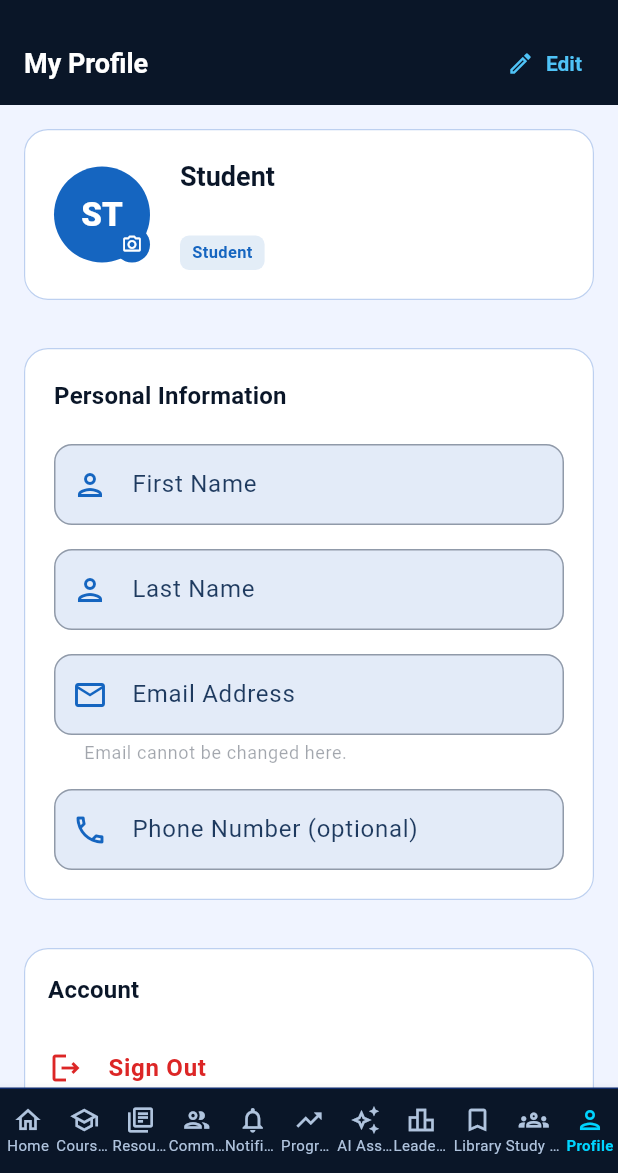
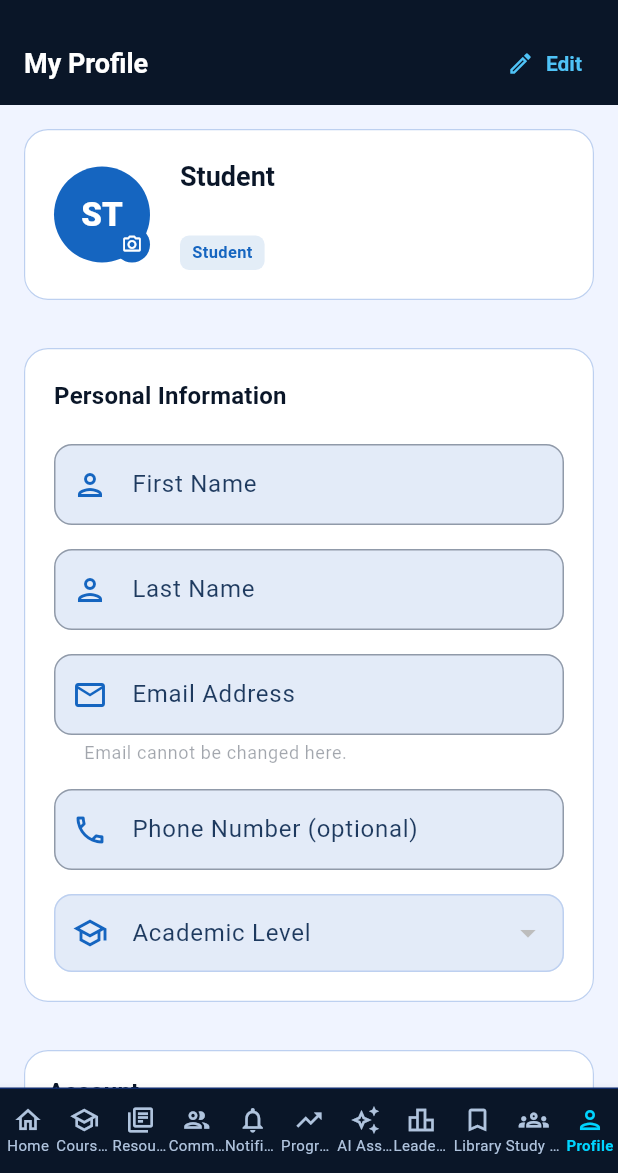
Before and after one commit to TheHalalHunter/CampusCore, a Flutter app: the ProfileScreen screen opened by its route, on a phone screen of 412 x 824 dp, the part 63-1236 px from its top. Run offline on Flutter 3.47's test engine with Material 3 defaults, Android fonts, the phone set to English and light mode, and no system bars; our stand-ins replace dio, file_picker, firebase_auth, firebase_core, firebase_messaging, firebase_storage and 7 more; missing offline and left inert: dart:html, firebase_data_connect; accounts and stored records are empty; network calls fail; Roboto replaces fonts that are missing (Nunito).

Commit message:
feat: allow students to change academic level from profile screen

```diff
--- a/web_app/lib/core/providers/auth_provider.dart
+++ b/web_app/lib/core/providers/auth_provider.dart
@@ -261,6 +261,7 @@ class AuthNotifier extends StateNotifier<AuthState> {
     required String firstName,
     required String lastName,
     String? phone,
+    String? academicLevel,
   }) async {
     state = state.copyWith(isLoading: true, clearError: true);
     try {
@@ -268,6 +269,10 @@ class AuthNotifier extends StateNotifier<AuthState> {
         'fullName': '$firstName $lastName',
       };
       if (phone != null && phone.isNotEmpty) body['phone'] = phone;
+      if (academicLevel != null && academicLevel.isNotEmpty) {
+        // Strip the 'L' suffix — backend stores '100', '200' etc or '100L'
+        body['academicLevel'] = academicLevel;
+      }
 
       final resp = await _api.patch(ApiConstants.updateProfile, data: body);
       final respBody = resp.data as Map<String, dynamic>;
--- a/web_app/lib/presentation/screens/profile/profile_screen.dart
+++ b/web_app/lib/presentation/screens/profile/profile_screen.dart
@@ -18,6 +18,8 @@ class _ProfileScreenState extends ConsumerState<ProfileScreen> {
   final _firstNameCtrl = TextEditingController();
   final _lastNameCtrl  = TextEditingController();
   final _phoneCtrl     = TextEditingController();
+  String? _selectedLevel;
+  final _levels = ['100L', '200L', '300L', '400L', '500L'];
   bool _editing  = false;
   bool _saving   = false;
   String? _successMsg;
@@ -29,6 +31,7 @@ class _ProfileScreenState extends ConsumerState<ProfileScreen> {
     _firstNameCtrl.text = user?.firstName ?? '';
     _lastNameCtrl.text  = user?.lastName  ?? '';
     _phoneCtrl.text     = user?.phone     ?? '';
+    _selectedLevel      = user?.level != null ? '${user!.level}L' : null;
   }
 
   @override
@@ -47,6 +50,7 @@ class _ProfileScreenState extends ConsumerState<ProfileScreen> {
       firstName: _firstNameCtrl.text.trim(),
       lastName:  _lastNameCtrl.text.trim(),
       phone:     _phoneCtrl.text.trim(),
+      academicLevel: _selectedLevel,
     );
 
     setState(() {
@@ -311,6 +315,21 @@ class _ProfileScreenState extends ConsumerState<ProfileScreen> {
                               prefixIcon: Icon(Icons.phone_outlined),
                             ),
                           ),
+                          const SizedBox(height: 16),
+
+                          // Academic Level
+                          DropdownButtonFormField<String>(
+                            value: _selectedLevel,
+                            decoration: const InputDecoration(
+                              labelText: 'Academic Level',
+                              prefixIcon: Icon(Icons.school_outlined),
+                            ),
+                            items: _levels.map((l) => DropdownMenuItem(
+                              value: l,
+                              child: Text(l, style: const TextStyle(fontFamily: 'Nunito')),
+                            )).toList(),
+                            onChanged: _editing ? (v) => setState(() => _selectedLevel = v) : null,
+                          ),
 
                           // Error
                           if (authState.error != null) ...[
@@ -374,6 +393,7 @@ class _ProfileScreenState extends ConsumerState<ProfileScreen> {
                                             _firstNameCtrl.text = u?.firstName ?? '';
                                             _lastNameCtrl.text  = u?.lastName  ?? '';
                                             _phoneCtrl.text     = u?.phone     ?? '';
+                                            _selectedLevel      = u?.level != null ? '${u!.level}L' : null;
                                             setState(() => _editing = false);
                                           },
                                     child: const Text('Cancel'),
```
